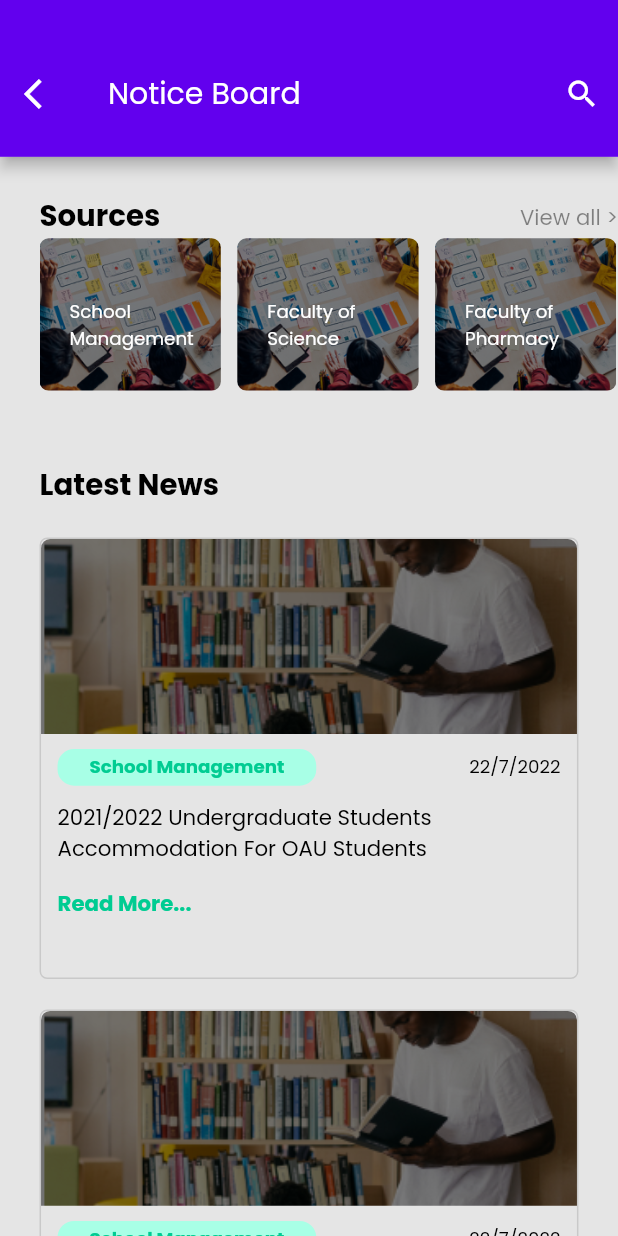
After one commit to kolikay/Scholars_padi, a Flutter app: the NoticeScreen1 screen opened directly, on a phone screen of 412 x 824 dp. The commit adds this screen. Run offline on Flutter 3.47's test engine with Material 2 defaults, Android fonts, the phone set to English and light mode, and no system bars; our stand-ins replace carousel_slider, flutter_riverpod, flutter_screenutil, google_fonts, image_picker, pin_code_fields and 1 more; missing offline and left inert: simple_connection_checker.

Commit message:
working on notice screen

```diff
--- a/lib/routes/page_routes.dart
+++ b/lib/routes/page_routes.dart
@@ -3,6 +3,7 @@ import 'package:scholars_padi/screens/authentication/views/sign_up1_screen.dart'
 import 'package:scholars_padi/screens/change_password/email_password_change_screen.dart';
 import 'package:scholars_padi/screens/landing_page_screens/no_internet.dart';
 import 'package:scholars_padi/screens/material/material_screen1.dart';
+import 'package:scholars_padi/screens/notice_board/notice_screen1.dart';
 import 'package:scholars_padi/screens/on_boarding/home_screens/categories_page.dart';
 import 'package:scholars_padi/screens/on_boarding/home_screens/categories_search_screen.dart';
 import 'package:scholars_padi/screens/on_boarding/home_screens/home_page.dart';
@@ -66,9 +67,7 @@ pushMaterialScreen(BuildContext context) async {
 pushScholarshipScreen(BuildContext context) async {
   Navigator.of(context).push(
     MaterialPageRoute(
-      builder: (context) =>
-
-      const ScholarshipScreen(),
+      builder: (context) => const ScholarshipScreen(),
     ),
   );
 }
@@ -112,3 +111,11 @@ pushSignUpScreen1(BuildContext context) async {
     ),
   );
 }
+
+pushNoticeScreen(BuildContext context) async {
+  Navigator.of(context).push(
+    MaterialPageRoute(
+      builder: (context) => const NoticeScreen1(),
+    ),
+  );
+}
--- /dev/null
+++ b/lib/screens/notice_board/notice_screen1.dart
@@ -0,0 +1,294 @@
+import 'package:flutter/material.dart';
+import 'package:scholars_padi/constants/appColor.dart';
+import 'package:scholars_padi/widgets/reusesable_widget/reusable_app_bar1.dart';
+import 'package:flutter_screenutil/flutter_screenutil.dart';
+import 'package:scholars_padi/widgets/reusesable_widget/normal_text.dart';
+
+class NoticeScreen1 extends StatelessWidget {
+  const NoticeScreen1({
+    Key? key,
+  }) : super(key: key);
+
+  @override
+  Widget build(BuildContext context) {
+    return Scaffold(
+      appBar: PreferredSize(
+        preferredSize: Size.fromHeight(103.h),
+        child: ReuseableAppBar1(
+          title: NormalText(
+            text: 'Notice Board',
+            color: Colors.white,
+          ),
+          firstAppIcon: IconButton(
+            onPressed: () {
+              Navigator.pop(context);
+            },
+            icon: const Icon(Icons.arrow_back_ios),
+          ),
+          secondAppIcon: IconButton(
+            onPressed: () {},
+            icon: const Icon(Icons.search),
+          ),
+        ),
+      ),
+      body: SingleChildScrollView(
+        child: Container(
+          height: 900.h,
+          width: double.infinity,
+          color: AppColor.darkContainer,
+          child: Column(
+            children: [
+              Padding(
+                padding: EdgeInsets.only(left: 24.0.w),
+                child: SizedBox(
+                  child: Column(
+                    children: [
+                      SizedBox(
+                        height: 25.h,
+                      ),
+                      Row(
+                        mainAxisAlignment: MainAxisAlignment.spaceBetween,
+                        children: [
+                          NormalText(
+                            text: 'Sources',
+                            fontWeight: FontWeight.bold,
+                            size: 19.2.sp,
+                          ),
+                          NormalText(
+                            text: 'View all >',
+                            size: 14.sp,
+                            color: AppColor.dullerBlack,
+                          ),
+                        ],
+                      ),
+                      Row(
+                        children: [
+                          Stack(
+                            children: [
+                              Container(
+                                width: 110.w,
+                                height: 100.h,
+                                decoration: BoxDecoration(
+                                  borderRadius: BorderRadius.circular(5.53.w),
+                                  image: const DecorationImage(
+                                    fit: BoxFit.cover,
+                                    image: AssetImage('lib/assets/matImage1.png'),
+                                  ),
+                                ),
+                              ),
+                              Positioned(
+                                top: 40,
+                                left: 20,
+                                child: NormalText(
+                                  text: 'School\nManagement',
+                                  size: 12.sp,
+                                  color: Colors.white,
+                                ),
+                              ),
+                            ],
+                          ),
+                          SizedBox(
+                            width: 10.w,
+                          ),
+                          Stack(
+                            children: [
+                              Container(
+                                width: 110.w,
+                                height: 100.h,
+                                decoration: BoxDecoration(
+                                  borderRadius: BorderRadius.circular(5.53.w),
+                                  image: const DecorationImage(
+                                    fit: BoxFit.cover,
+                                    image: AssetImage('lib/assets/matImage1.png'),
+                                  ),
+                                ),
+                              ),
+                              Positioned(
+                                top: 40,
+                                left: 20,
+                                child: NormalText(
+                                  text: 'Faculty of\nScience',
+                                  size: 12.sp,
+                                  color: Colors.white,
+                                ),
+                              ),
+                            ],
+                          ),
+                          SizedBox(
+                            width: 10.w,
+                          ),
+                          Stack(
+                            children: [
+                              Container(
+                                width: 110.w,
+                                height: 100.h,
+                                decoration: BoxDecoration(
+                                  borderRadius: BorderRadius.circular(5.53.w),
+                                  image: const DecorationImage(
+                                    fit: BoxFit.cover,
+                                    image: AssetImage('lib/assets/matImage1.png'),
+                                  ),
+                                ),
+                              ),
+                              Positioned(
+                                top: 40,
+                                left: 20,
+                                child: NormalText(
+                                  text: 'Faculty of\nPharmacy',
+                                  size: 12.sp,
+                                  color: Colors.white,
+                                ),
+                              ),
+                            ],
+                          ),
+                        ],
+                      ),
+                    ],
+                  ),
+                ),
+              ),
+              Padding(
+                padding: EdgeInsets.only(
+                  left: 12.0.w,
+                ),
+                child: SizedBox(
+                  width: double.infinity,
+                  child: Column(
+                    crossAxisAlignment: CrossAxisAlignment.start,
+                    children: [
+                      SizedBox(
+                        height: 48.h,
+                      ),
+                      Padding(
+                        padding: EdgeInsets.only(left: 12.w),
+                        child: NormalText(
+                          text: 'Latest News',
+                          size: 19.2.sp,
+                          fontWeight: FontWeight.bold,
+                        ),
+                      ),
+                      SizedBox(
+                        height: 20.h,
+                      ),
+                      Card(
+                          imgUrl: 'lib/assets/matImage2.png',
+                          cardDate: '22/7/2022',
+                          cardText:
+                              '2021/2022 Undergraduate Students Accommodation For OAU Students',
+                          cardTitle: 'School Management'),
+                      SizedBox(
+                        height: 20.h,
+                      ),
+                        Card(
+                          imgUrl: 'lib/assets/matImage1.png',
+                          cardDate: '22/2/2022',
+                          cardText:
+                              '2021/2022 Undergraduate Students Accommodation For OAU Students',
+                          cardTitle: 'Faculty of Science'),
+                    ],
+                  ),
+                ),
+              ),
+            ],
+          ),
+        ),
+      ),
+    );
+  }
+
+  Widget Card(
+      {required String imgUrl,
+      required String cardDate,
+      required String cardText,
+      required String cardTitle}) {
+    return Padding(
+      padding: EdgeInsets.only(right: 24.w, left: 12.w),
+      child: Container(
+        width: 327.w,
+        height: 290.h,
+        decoration: BoxDecoration(
+          borderRadius: BorderRadius.circular(5),
+          border: Border.all(color: Colors.black12),
+        ),
+        child: Column(
+          crossAxisAlignment: CrossAxisAlignment.start,
+          children: [
+            Container(
+              height: 128.h,
+              width: double.infinity,
+              decoration: BoxDecoration(
+                borderRadius: BorderRadius.only(
+                  topRight: Radius.circular(
+                    5.53.w,
+                  ),
+                  topLeft: Radius.circular(
+                    5.53.w,
+                  ),
+                ),
+                image: const DecorationImage(
+                  fit: BoxFit.cover,
+                  image: AssetImage('lib/assets/matImage2.png'),
+                ),
+              ),
+            ),
+            SizedBox(
+              height: 10.h,
+            ),
+            Padding(
+              padding: EdgeInsets.symmetric(horizontal: 10.0.w),
+              child: Row(
+                mainAxisAlignment: MainAxisAlignment.spaceBetween,
+                children: [
+                  Container(
+                    decoration: BoxDecoration(
+                      borderRadius: BorderRadius.circular(10.w),
+                      color: const Color.fromARGB(255, 168, 255, 230),
+                    ),
+                    width: 157.w,
+                    height: 24.h,
+                    child: Center(
+                      child: NormalText(
+                        text: 'School Management',
+                        size: 12.sp,
+                        color: const Color(0xff00CC92),
+                        fontWeight: FontWeight.bold,
+                      ),
+                    ),
+                  ),
+                  NormalText(
+                    text: '22/7/2022',
+                    size: 12.sp,
+                  )
+                ],
+              ),
+            ),
+            SizedBox(
+              height: 10.h,
+            ),
+            Padding(
+              padding: EdgeInsets.symmetric(horizontal: 10.0.w),
+              child: NormalText(
+                text:
+                    '2021/2022 Undergraduate Students Accommodation For OAU Students',
+                size: 14.sp,
+                fontWeight: FontWeight.w400,
+              ),
+            ),
+            SizedBox(
+              height: 15.h,
+            ),
+            Padding(
+              padding: EdgeInsets.symmetric(horizontal: 10.0.w),
+              child: NormalText(
+                text: 'Read More...',
+                size: 14.sp,
+                color: const Color(0xff00CC92),
+                fontWeight: FontWeight.bold,
+              ),
+            )
+          ],
+        ),
+      ),
+    );
+  }
+}
--- a/lib/screens/on_boarding/home_screens/home_page.dart
+++ b/lib/screens/on_boarding/home_screens/home_page.dart
@@ -248,7 +248,9 @@ class _HomePageScreenState extends State<HomePageScreen> {
                                 pushScholarshipScreen(context);
                               }),
                               HomeConstants.newInkwell(context, 'Notice Boards',
-                                  'lib/assets/noticeBoard.png', () {}),
+                                  'lib/assets/noticeBoard.png', () {
+                                pushNoticeScreen(context);
+                              }),
                               HomeConstants.newInkwell(context, 'Chats',
                                   'lib/assets/chat.png', () {}),
                               HomeConstants.newInkwell(context, 'More',
--- a/lib/screens/scholarships/scholarship_screen5.dart
+++ b/lib/screens/scholarships/scholarship_screen5.dart
@@ -106,7 +106,7 @@ class _ScholarshipScreen5State extends State<ScholarshipScreen5> {
               ),
               NormalText(
                 text: '2 Days ago',
-                size: 14.sp,
+                size: 12.sp,
                 fontWeight: FontWeight.bold,
                 color: AppColor.dullerBlack,
               ),
```
